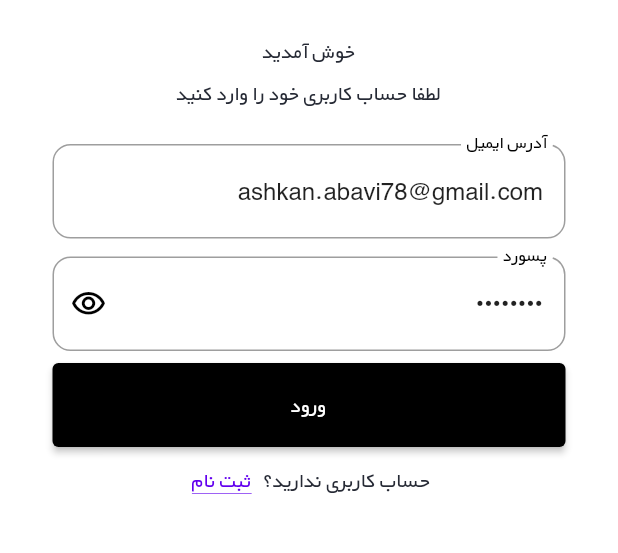
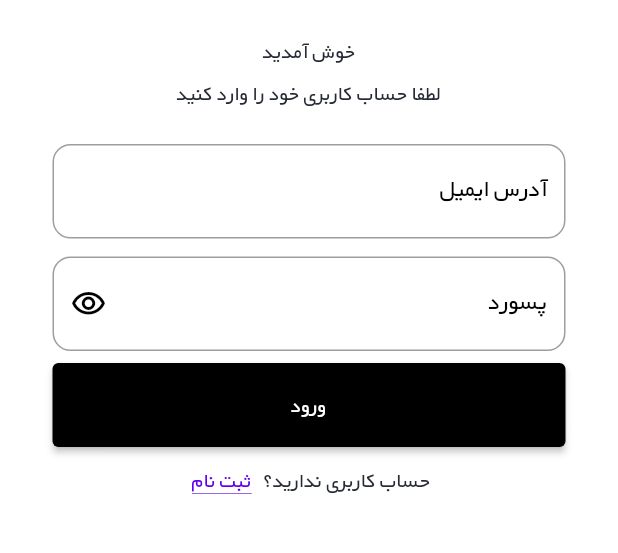
Before and after one commit to Ahmadreza-Ahmadzadeh/Nike_store_final, a Flutter app: the AuthScreen screen opened directly, on a phone screen of 412 x 824 dp, the part 408-961 px from its top. Run offline on Flutter 3.47's test engine with Material 2 defaults, Android fonts, the phone set to English and light mode, and no system bars; our stand-ins replace bloc, cached_network_image, dio, equatable, flutter_bloc, flutter_svg and 7 more; accounts and stored records are empty; network calls fail.

Commit message:
fix bugs

```diff
--- a/lib/screen/auth/auth.dart
+++ b/lib/screen/auth/auth.dart
@@ -13,9 +13,9 @@ class AuthScreen extends StatefulWidget {
 
 class _AuthScreenState extends State<AuthScreen> {
   final TextEditingController _usernameController =
-      TextEditingController(text: "ashkan.abavi78@gmail.com");
+      TextEditingController();
   final TextEditingController _passwordController =
-      TextEditingController(text: "12345678");
+      TextEditingController();
 
   @override
   Widget build(BuildContext context) {
```
